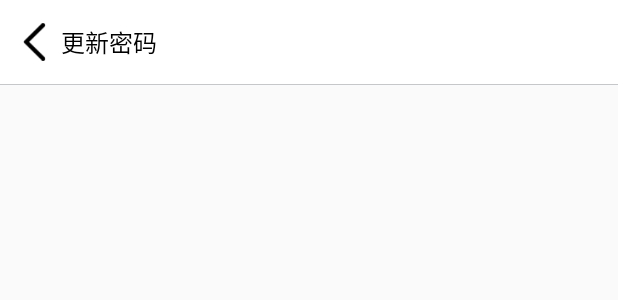
After one commit to btbDriver/PublicFinance, an Android app: the layout fragment_pass_update.xml on its own in the app's theme, with its tools: preview values and no code run, on a phone screen of 412 x 824 dp. The commit adds this screen. Shown: the top 300 px of the screen. Run offline under Robolectric (Android 15) with nearby library versions, the phone set to English and light mode, and no system bars.

Commit message:
添加修改个人信息与更新密码UI

```diff
--- a/app/src/main/java/com/drive/finance/MainActivity.kt
+++ b/app/src/main/java/com/drive/finance/MainActivity.kt
@@ -36,7 +36,7 @@ class MainActivity : BaseActivity() {
     }
 
     private fun initView() {
-        toolbar.title = "大众理财"
+        toolbar.title = resources.getString(R.string.app_name)
         toolbar.setTitleTextColor(Color.WHITE)
         setSupportActionBar(toolbar)
         supportActionBar!!.setHomeButtonEnabled(true) //设置返回键可用
--- /dev/null
+++ b/app/src/main/res/layout/fragment_pass_update.xml
@@ -0,0 +1,22 @@
+<LinearLayout xmlns:android="http://schemas.android.com/apk/res/android"
+    xmlns:tools="http://schemas.android.com/tools"
+    xmlns:app="http://schemas.android.com/apk/res-auto"
+    android:layout_width="match_parent"
+    android:layout_height="match_parent"
+    android:orientation="vertical"
+    >
+
+    <com.drive.finance.widget.SimpleTitleBar
+        android:id="@+id/simpleTitleBar"
+        android:layout_width="match_parent"
+        android:layout_height="wrap_content"
+        app:titleBar_content="更新密码"
+        />
+
+    <View
+        android:layout_width="match_parent"
+        android:layout_height="1px"
+        android:background="@color/lineColor"
+        />
+
+</LinearLayout>
--- a/app/src/main/res/layout/fragment_user_info.xml
+++ b/app/src/main/res/layout/fragment_user_info.xml
@@ -184,6 +184,7 @@
             android:layout_marginTop="20dp"
             />
         <LinearLayout
+            android:id="@+id/updateUserLayout"
             android:layout_width="match_parent"
             android:layout_height="wrap_content"
             android:padding="10dp"
@@ -216,6 +217,7 @@
             android:background="@color/lineColor"
             />
         <LinearLayout
+            android:id="@+id/updatePassLayout"
             android:layout_width="match_parent"
             android:layout_height="wrap_content"
             android:padding="10dp"
@@ -248,6 +250,7 @@
             android:background="@color/lineColor"
             />
         <LinearLayout
+            android:id="@+id/pass2UpdateLayout"
             android:layout_width="match_parent"
             android:layout_height="wrap_content"
             android:padding="10dp"
```
Also changed, not shown: app/src/main/java/com/drive/finance/ui/drawer/PassUpdateFragment.kt (added, +35 -0 lines), app/src/main/java/com/drive/finance/ui/drawer/UserInfoFragment.kt (+22 -0 lines), app/src/main/java/com/drive/finance/ui/drawer/UserUpdateFragment.kt (added, +34 -0 lines), app/src/main/res/layout/fragment_user_update.xml (added, +21 -0 lines).
